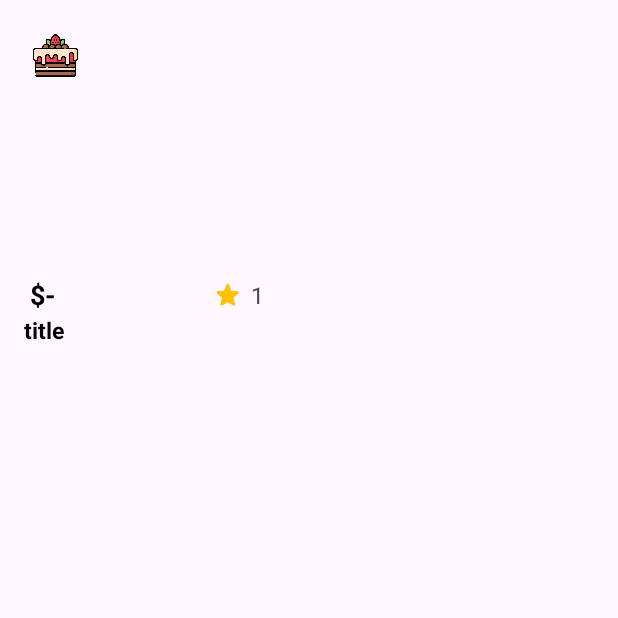
After one commit to longdh204/N1_Ung_Dung_Dat_Banh_Fpoly, an Android app: the FavoriteActivity screen opened directly, with no data from a screen before it, on a phone screen of 412 x 824 dp, the top half of it. The commit adds this screen. Run offline under Robolectric (Android 15) with nearby library versions, the phone set to English and light mode, and no system bars; pictures from the network do not load; 4 statements that could not run were skipped.

Commit message:
seach and favorite function dolong

```diff
--- a/app/src/main/AndroidManifest.xml
+++ b/app/src/main/AndroidManifest.xml
@@ -31,7 +31,7 @@
             android:name=".Activity.DetailActivity"
             android:exported="false" /> <!-- Login Activity: màn hình khởi động đầu tiên -->
         <activity
-            android:name=".Activity.IntroActivity"
+            android:name=".Login.Login"
             android:exported="true">
             <intent-filter>
                 <action android:name="android.intent.action.MAIN" />
@@ -40,7 +40,7 @@
             </intent-filter>
         </activity> <!-- Intro Activity -->
         <activity
-            android:name=".Login.Login"
+            android:name=".Activity.IntroActivity"
             android:exported="false" /> <!-- Main Activity -->
         <activity
             android:name=".Activity.MainActivity"
--- /dev/null
+++ b/app/src/main/java/com/example/dat_banh_fpoly/Activity/FavoriteActivity.java
@@ -0,0 +1,35 @@
+package com.example.dat_banh_fpoly.Activity;
+
+import android.os.Bundle;
+
+import androidx.appcompat.app.AppCompatActivity;
+import androidx.recyclerview.widget.LinearLayoutManager;
+import androidx.recyclerview.widget.RecyclerView;
+
+import com.example.dat_banh_fpoly.Adapter.BestSellerAdapter;
+import com.example.dat_banh_fpoly.Helper.ManagmentCart;
+import com.example.dat_banh_fpoly.Model.IteamsModel;
+import com.example.dat_banh_fpoly.R;
+
+import java.util.ArrayList;
+
+public class FavoriteActivity extends AppCompatActivity {
+    private RecyclerView favoriteRecyclerView;
+    private BestSellerAdapter favoriteAdapter;
+    private ArrayList<IteamsModel> favoriteList;
+
+    @Override
+    protected void onCreate(Bundle savedInstanceState) {
+        super.onCreate(savedInstanceState);
+        setContentView(R.layout.activity_favorite); // Tạo một layout cho FavoriteActivity
+
+        favoriteRecyclerView = findViewById(R.id.favoriteRecyclerView);
+        favoriteRecyclerView.setLayoutManager(new LinearLayoutManager(this));
+
+        ManagmentCart managmentCart = new ManagmentCart(this);
+        favoriteList = managmentCart.getFavoriteList();
+
+        favoriteAdapter = new BestSellerAdapter(favoriteList);
+        favoriteRecyclerView.setAdapter(favoriteAdapter);
+    }
+}
--- /dev/null
+++ b/app/src/main/res/layout/activity_favorite.xml
@@ -0,0 +1,14 @@
+<?xml version="1.0" encoding="utf-8"?>
+<androidx.constraintlayout.widget.ConstraintLayout xmlns:android="http://schemas.android.com/apk/res/android"
+    xmlns:app="http://schemas.android.com/apk/res-auto"
+    xmlns:tools="http://schemas.android.com/tools"
+    android:layout_width="match_parent"
+    android:layout_height="match_parent"
+    tools:context=".Activity.FavoriteActivity">
+
+    <androidx.recyclerview.widget.RecyclerView
+        android:id="@+id/favoriteRecyclerView"
+        android:layout_width="match_parent"
+        android:layout_height="match_parent"
+        android:padding="8dp"/>
+</androidx.constraintlayout.widget.ConstraintLayout>
--- a/app/src/main/res/layout/activity_main.xml
+++ b/app/src/main/res/layout/activity_main.xml
@@ -89,7 +89,7 @@
                 </androidx.constraintlayout.widget.ConstraintLayout>
 
                 <EditText
-                    android:id="@+id/editTextText"
+                    android:id="@+id/TimKiem"
                     android:layout_width="match_parent"
                     android:layout_height="50dp"
                     android:layout_marginStart="24dp"
--- a/app/src/main/res/layout/viewholder_best_seller.xml
+++ b/app/src/main/res/layout/viewholder_best_seller.xml
@@ -18,13 +18,13 @@
 
     <ImageView
         android:id="@+id/imageView6"
-        android:layout_width="wrap_content"
-        android:layout_height="wrap_content"
-        android:layout_marginStart="16dp"
-        android:layout_marginTop="16dp"
+        android:layout_width="30dp"
+        android:layout_height="30dp"
+        android:layout_marginStart="6dp"
+        android:layout_marginTop="6dp"
         app:layout_constraintStart_toStartOf="parent"
         app:layout_constraintTop_toTopOf="parent"
-        app:srcCompat="@drawable/btn_3" />
+        app:srcCompat="@drawable/cake" />
 
     <TextView
         android:id="@+id/priceTxt"
```
Also changed, not shown: app/src/main/java/com/example/dat_banh_fpoly/Activity/DetailActivity.java (+29 -0 lines), app/src/main/java/com/example/dat_banh_fpoly/Activity/MainActivity.java (+40 -0 lines), app/src/main/java/com/example/dat_banh_fpoly/Helper/ManagmentCart.java (+18 -0 lines), app/src/main/res/drawable/cake.png (added), app/src/main/res/drawable/fav_icon2.png (added), app/src/main/res/drawable/fav_icon3.png (added).
